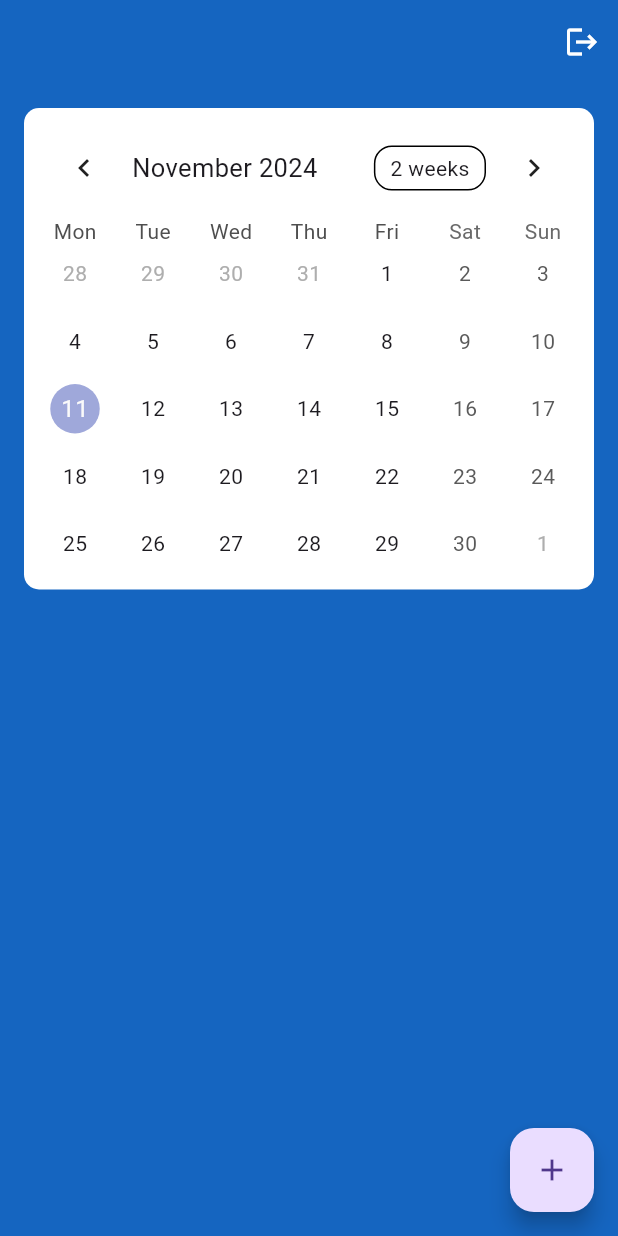
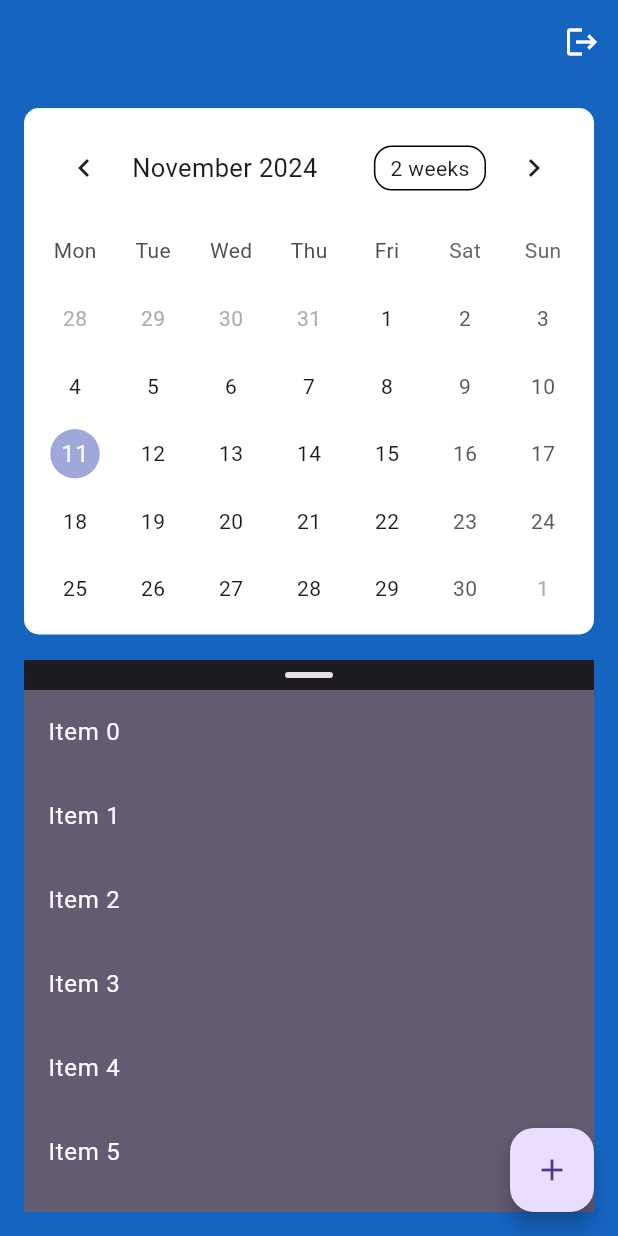
Before and after one commit to Abzal-code/my-schedule, a Flutter app: the ScheduleScreen screen opened by its route, on a phone screen of 412 x 824 dp. Run offline on Flutter 3.47's test engine with Material 3 defaults, Android fonts, the phone set to English and light mode, and no system bars; drawn by our look-alikes of table_calendar; our stand-ins replace bloc, bloc_concurrency, cloud_firestore, equatable, firebase_auth, firebase_core and 4 more; accounts and stored records are empty.

```diff
--- a/lib/features/shedule/presentation/pages/schedule_screen.dart
+++ b/lib/features/shedule/presentation/pages/schedule_screen.dart
@@ -1,7 +1,7 @@
 import 'package:flutter/material.dart';
 import 'package:flutter_bloc/flutter_bloc.dart';
 import 'package:my_shedule/features/auth/presentation/bloc/auth_bloc.dart';
-import 'package:table_calendar/table_calendar.dart';
+import 'package:my_shedule/features/shedule/presentation/widgets/calendar_widget.dart';
 
 class ScheduleScreen extends StatelessWidget {
   const ScheduleScreen({super.key});
@@ -11,7 +11,9 @@ class ScheduleScreen extends StatelessWidget {
     return Scaffold(
       backgroundColor: Colors.blue[800],
       floatingActionButton: FloatingActionButton(
-        onPressed: () {},
+        onPressed: () {
+          print('object');
+        },
         child: const Icon(Icons.add),
       ),
       appBar: AppBar(
@@ -29,40 +31,111 @@ class ScheduleScreen extends StatelessWidget {
           )
         ],
       ),
-      body: SafeArea(
+      body: const SafeArea(
         child: Padding(
-            padding: const EdgeInsets.all(16.0),
-            child: Container(
-              decoration: BoxDecoration(
-                color: Colors.white,
-                borderRadius: BorderRadius.circular(10),
+          padding: EdgeInsets.all(16.0),
+          child: Stack(
+            children: [
+              CalendarWidget(),
+              SizedBox(
+                height: 20,
               ),
-              child: Padding(
-                padding: const EdgeInsets.all(8.0),
-                child: TableCalendar(
-                  rowHeight: 45,
-                  onFormatChanged: (format) => print(format),
-                  availableCalendarFormats: const {
-                    CalendarFormat.month: 'Month',
-                    CalendarFormat.twoWeeks: '2 weeks',
-                    CalendarFormat.week: 'Week'
-                  },
-                  startingDayOfWeek: StartingDayOfWeek.monday,
-                  // calendarStyle: const CalendarStyle(
-                  //   outsideTextStyle: TextStyle(
-                  //     color: Colors.white,
-                  //   ),
-                  //   weekendTextStyle: TextStyle(
-                  //     color: Colors.amber,
-                  //   ),
-                  // ),
-                  firstDay: DateTime.utc(2010, 10, 16),
-                  lastDay: DateTime.utc(2030, 3, 14),
-                  focusedDay: DateTime.now(),
-                ),
-              ),
-            )),
+              EventsListWidget(),
+            ],
+          ),
+        ),
       ),
     );
   }
 }
+
+class EventsListWidget extends StatefulWidget {
+  const EventsListWidget({super.key});
+
+  @override
+  State<EventsListWidget> createState() => _EventsListWidgetState();
+}
+
+class _EventsListWidgetState extends State<EventsListWidget> {
+  double _sheetPosition = 0.5;
+  final double _dragSensitivity = 600;
+
+  @override
+  Widget build(BuildContext context) {
+    final ColorScheme colorScheme = Theme.of(context).colorScheme;
+
+    return DraggableScrollableSheet(
+      initialChildSize: _sheetPosition,
+      builder: (BuildContext context, ScrollController scrollController) {
+        return ColoredBox(
+          color: colorScheme.secondary,
+          child: Column(
+            children: <Widget>[
+              Grabber(
+                onVerticalDragUpdate: (DragUpdateDetails details) {
+                  setState(() {
+                    _sheetPosition -= details.delta.dy / _dragSensitivity;
+                    if (_sheetPosition < 0.25) {
+                      _sheetPosition = 0.25;
+                    }
+                    if (_sheetPosition > 1.0) {
+                      _sheetPosition = 1.0;
+                    }
+                  });
+                },
+              ),
+              Flexible(
+                child: ListView.builder(
+                  controller: scrollController,
+                  itemCount: 25,
+                  itemBuilder: (BuildContext context, int index) {
+                    return ListTile(
+                      title: Text(
+                        'Item $index',
+                        style: TextStyle(color: colorScheme.surface),
+                      ),
+                    );
+                  },
+                ),
+              ),
+            ],
+          ),
+        );
+      },
+    );
+  }
+}
+
+class Grabber extends StatelessWidget {
+  const Grabber({
+    super.key,
+    required this.onVerticalDragUpdate,
+  });
+
+  final ValueChanged<DragUpdateDetails> onVerticalDragUpdate;
+
+  @override
+  Widget build(BuildContext context) {
+    final ColorScheme colorScheme = Theme.of(context).colorScheme;
+
+    return GestureDetector(
+      onVerticalDragUpdate: onVerticalDragUpdate,
+      child: Container(
+        width: double.infinity,
+        color: colorScheme.onSurface,
+        child: Align(
+          alignment: Alignment.topCenter,
+          child: Container(
+            margin: const EdgeInsets.symmetric(vertical: 8.0),
+            width: 32.0,
+            height: 4.0,
+            decoration: BoxDecoration(
+              color: colorScheme.surfaceContainerHighest,
+              borderRadius: BorderRadius.circular(8.0),
+            ),
+          ),
+        ),
+      ),
+    );
+  }
+}
--- /dev/null
+++ b/lib/features/shedule/presentation/widgets/calendar_widget.dart
@@ -0,0 +1,39 @@
+import 'package:flutter/material.dart';
+import 'package:table_calendar/table_calendar.dart';
+
+enum CalendarView { week, twoWeek, month }
+
+class CalendarWidget extends StatelessWidget {
+  const CalendarWidget({
+    super.key,
+  });
+
+  @override
+  Widget build(BuildContext context) {
+    return Container(
+      decoration: BoxDecoration(
+        color: Colors.white,
+        borderRadius: BorderRadius.circular(10),
+      ),
+      child: Padding(
+        padding: const EdgeInsets.all(8.0),
+        child: TableCalendar(
+          // calendarFormat: ,
+          daysOfWeekHeight: 46,
+          rowHeight: 45,
+          onFormatChanged: (format) => print(format),
+          // availableCalendarFormats: const {
+          //   CalendarFormat.month: 'Month',
+          //   CalendarFormat.twoWeeks: '2 weeks',
+          //   CalendarFormat.week: 'Week'
+          // },
+          startingDayOfWeek: StartingDayOfWeek.monday,
+          calendarStyle: const CalendarStyle(),
+          firstDay: DateTime.utc(2010, 10, 16),
+          lastDay: DateTime.utc(2030, 3, 14),
+          focusedDay: DateTime.now(),
+        ),
+      ),
+    );
+  }
+}
```
Also changed, not shown: pubspec.lock, 45 other files.
